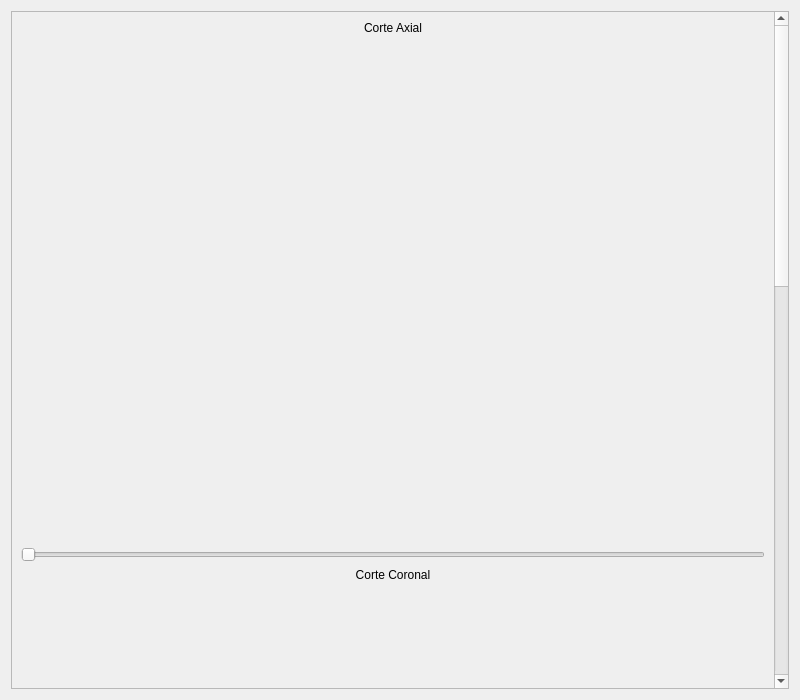
Old version of the form VentanaDICOM.ui in the repository ISABELpolania18/ProyectoFinal29.
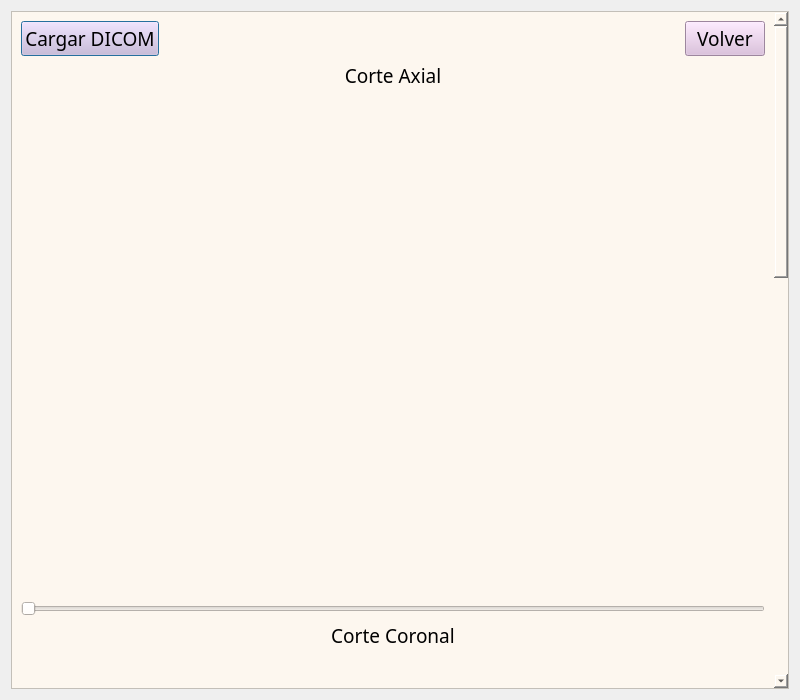
New version of the form.

What changed in the file:
```diff
--- a/VentanaDICOM.ui
+++ b/VentanaDICOM.ui
@@ -14,21 +14,83 @@
    <string>Visualizador DICOM</string>
   </property>
   <layout class="QVBoxLayout" name="mainLayout">
-
-   <!-- ScrollArea -->
    <item>
     <widget class="QScrollArea" name="scrollArea">
+     <property name="styleSheet">
+      <string notr="true">background-color: rgb(253, 247, 239);</string>
+     </property>
      <property name="widgetResizable">
       <bool>true</bool>
      </property>
      <widget class="QWidget" name="scrollAreaWidgetContents">
+      <property name="geometry">
+       <rect>
+        <x>0</x>
+        <y>-1096</y>
+        <width>755</width>
+        <height>1772</height>
+       </rect>
+      </property>
       <layout class="QVBoxLayout" name="main_vertical_layout">
-
-       <!-- Corte Axial -->
+       <item>
+        <layout class="QHBoxLayout" name="top_buttons_layout">
+         <item>
+          <widget class="QPushButton" name="boton_cargar">
+           <property name="font">
+            <font>
+             <family>Tw Cen MT Condensed</family>
+             <pointsize>14</pointsize>
+            </font>
+           </property>
+           <property name="styleSheet">
+            <string notr="true">background-color: rgb(220, 187, 221);</string>
+           </property>
+           <property name="text">
+            <string>Cargar DICOM</string>
+           </property>
+          </widget>
+         </item>
+         <item>
+          <spacer name="expandingSpacer">
+           <property name="orientation">
+            <enum>Qt::Horizontal</enum>
+           </property>
+           <property name="sizeHint" stdset="0">
+            <size>
+             <width>40</width>
+             <height>20</height>
+            </size>
+           </property>
+          </spacer>
+         </item>
+         <item>
+          <widget class="QPushButton" name="boton_volver">
+           <property name="font">
+            <font>
+             <family>Tw Cen MT Condensed</family>
+             <pointsize>14</pointsize>
+            </font>
+           </property>
+           <property name="styleSheet">
+            <string notr="true">background-color: rgb(220, 187, 221);</string>
+           </property>
+           <property name="text">
+            <string>Volver</string>
+           </property>
+          </widget>
+         </item>
+        </layout>
+       </item>
        <item>
         <layout class="QVBoxLayout" name="layout_axial">
          <item>
-          <widget class="QLabel">
+          <widget class="QLabel" name="label">
+           <property name="font">
+            <font>
+             <family>Tw Cen MT Condensed</family>
+             <pointsize>14</pointsize>
+            </font>
+           </property>
            <property name="text">
             <string>Corte Axial</string>
            </property>
@@ -45,6 +107,12 @@
              <height>500</height>
             </size>
            </property>
+           <property name="font">
+            <font>
+             <family>Tw Cen MT Condensed</family>
+             <pointsize>14</pointsize>
+            </font>
+           </property>
           </widget>
          </item>
          <item>
@@ -56,12 +124,16 @@
          </item>
         </layout>
        </item>
-
-       <!-- Corte Coronal -->
        <item>
         <layout class="QVBoxLayout" name="layout_coronal">
          <item>
-          <widget class="QLabel">
+          <widget class="QLabel" name="label">
+           <property name="font">
+            <font>
+             <family>Tw Cen MT Condensed</family>
+             <pointsize>14</pointsize>
+            </font>
+           </property>
            <property name="text">
             <string>Corte Coronal</string>
            </property>
@@ -78,6 +150,12 @@
              <height>500</height>
             </size>
            </property>
+           <property name="font">
+            <font>
+             <family>Tw Cen MT Condensed</family>
+             <pointsize>14</pointsize>
+            </font>
+           </property>
           </widget>
          </item>
          <item>
@@ -89,12 +167,16 @@
          </item>
         </layout>
        </item>
-
-       <!-- Corte Sagital -->
        <item>
         <layout class="QVBoxLayout" name="layout_sagital">
          <item>
-          <widget class="QLabel">
+          <widget class="QLabel" name="label">
+           <property name="font">
+            <font>
+             <family>Tw Cen MT Condensed</family>
+             <pointsize>14</pointsize>
+            </font>
+           </property>
            <property name="text">
             <string>Corte Sagital</string>
            </property>
@@ -111,6 +193,12 @@
              <height>500</height>
             </size>
            </property>
+           <property name="font">
+            <font>
+             <family>Tw Cen MT Condensed</family>
+             <pointsize>14</pointsize>
+            </font>
+           </property>
           </widget>
          </item>
          <item>
@@ -122,51 +210,10 @@
          </item>
         </layout>
        </item>
-
-       <!-- Botón Cargar -->
-       <item>
-        <layout class="QHBoxLayout">
-         <item>
-          <spacer name="horizontalSpacerL">
-           <property name="orientation">
-            <enum>Qt::Horizontal</enum>
-           </property>
-           <property name="sizeHint" stdset="0">
-            <size>
-             <width>40</width>
-             <height>20</height>
-            </size>
-           </property>
-          </spacer>
-         </item>
-         <item>
-          <widget class="QPushButton" name="boton_cargar">
-           <property name="text">
-            <string>Cargar DICOM</string>
-           </property>
-          </widget>
-         </item>
-         <item>
-          <spacer name="horizontalSpacerR">
-           <property name="orientation">
-            <enum>Qt::Horizontal</enum>
-           </property>
-           <property name="sizeHint" stdset="0">
-            <size>
-             <width>40</width>
-             <height>20</height>
-            </size>
-           </property>
-          </spacer>
-         </item>
-        </layout>
-       </item>
-
       </layout>
      </widget>
     </widget>
    </item>
-
   </layout>
  </widget>
  <resources/>
```
